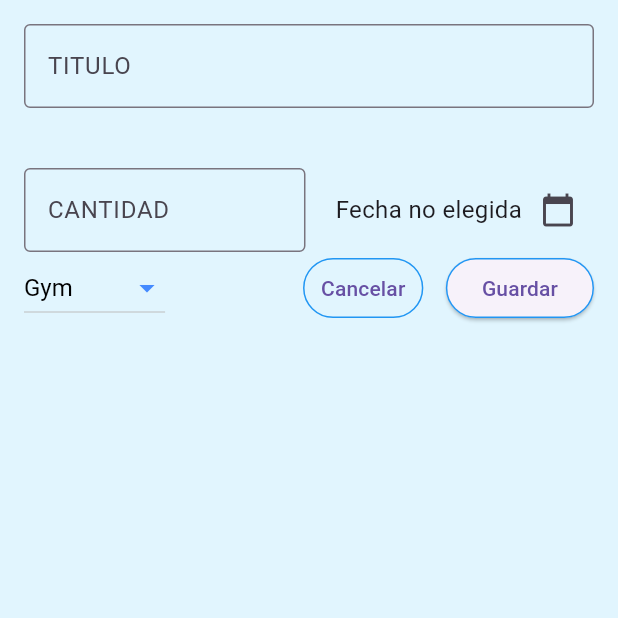
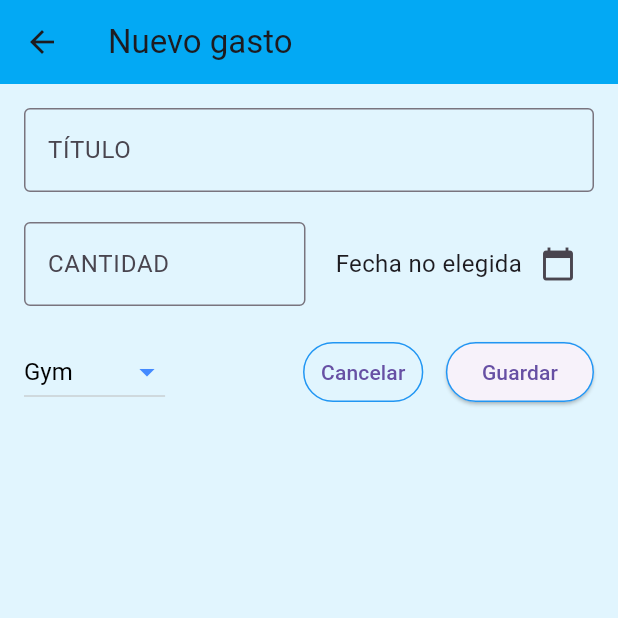
Before and after one commit to May-ecr/superSuperGeniales, a Flutter app: the screen it shows after launch, after a tap on the "add" icon, on a phone screen of 412 x 824 dp, the top half of it. Run offline on Flutter 3.47's test engine with Material 3 defaults, Android fonts, the phone set to English and light mode, and no system bars; our stand-ins replace fl_chart; Roboto replaces fonts that are missing (Poppins).

Commit message:
Detalles Finales

```diff
--- a/proyectofinal/lib/cuestionario.dart
+++ b/proyectofinal/lib/cuestionario.dart
@@ -3,36 +3,41 @@ import 'dart:ui';
 import 'package:flutter/material.dart';
 import 'models/modelo_gastos.dart';
 
-//crea una pantalla que va a cambiar cuando se presione un boton, es crear un lienzo en blanco
 class Cuestionario extends StatefulWidget{
-  const Cuestionario({super.key});
+  final Gasto? gastoAEditar; // Para saber si estamos editando
+  final int? index; // Opcional, por si necesitas el índice
 
-//se crea para tener datos que pueden cambiar
+  const Cuestionario({super.key, this.gastoAEditar, this.index});
+
   @override
   State<Cuestionario> createState() {
     return _CuestionarioState();
   }
 }
 
-//se crea para guardar todos los datos del cuestionario
 class _CuestionarioState extends State<Cuestionario>{
-
-//dentro de aqui van todas las cosas que se van a ver en pantalla
-//botones cajas de texto y mas
   final TextEditingController _tituloControlador = TextEditingController();
   final TextEditingController _cantidadControlador = TextEditingController();
-//variablespara guardar lo que pone el usuario
 
   String _seleccionarCategoria = "Gym";
-
-// h  variable para guardar la fecha
   DateTime? _fechaSeleccionada;
 
-// h esto es para poder abrir el calendario
+  @override
+  void initState() {
+    super.initState();
+    // Si estamos editando, llenamos los campos con los datos existentes
+    if (widget.gastoAEditar != null) {
+      _tituloControlador.text = widget.gastoAEditar!.titulo;
+      _cantidadControlador.text = widget.gastoAEditar!.cantidad.toString();
+      _seleccionarCategoria = widget.gastoAEditar!.categoria;
+      _fechaSeleccionada = widget.gastoAEditar!.fecha;
+    }
+  }
+
   void _seleccionarFecha() async {
     final DateTime? picked = await showDatePicker(
       context: context,
-      initialDate: DateTime.now(),
+      initialDate: _fechaSeleccionada ?? DateTime.now(),
       firstDate: DateTime(2020),
       lastDate: DateTime(2035),
     );
@@ -43,62 +48,52 @@ void _seleccionarFecha() async {
     }
   }
 
-
   @override
   Widget build(BuildContext context) {
-    return Scaffold(//contenedor principal
+    return Scaffold(
       backgroundColor: Colors.lightBlue.shade50,
-//da el lugar para poner el contenido es como un marco
-        body: Padding(//es espacio alrededor
-          padding: EdgeInsets.all(16),//agrega 16 pixeles para todo los datos
-          child:
-          Column(//sirve para agregar cosas una debajo de otra de forma vertical
-          //AQUIIII O EN DONDE???
-            children: [//todos los elementos dentro de la columna se guardan en los children
-
-              TextField(//es la caja donde el usuario escribira
-
-
-
-
-                controller: _tituloControlador,//conectar las variables con los textfield
+      appBar: AppBar(
+        title: Text(widget.gastoAEditar == null ? "Nuevo gasto" : "Editar gasto"),
+        backgroundColor: Colors.lightBlue,
+      ),
+      body: Padding(
+        padding: const EdgeInsets.all(16),
+        child: Column(
+          children: [
+            TextField(
+              controller: _tituloControlador,
               textAlign: TextAlign.center,
               decoration: const InputDecoration(
-                labelText: 'TITULO',
+                labelText: 'TÍTULO',
                 border: OutlineInputBorder(),
               ),
             ),
-              SizedBox(height: 20), //sirve para separar un campo de otro
-
-            const SizedBox(height: 20,),
+            const SizedBox(height: 20),
 
             Row(
               children: [
-                Expanded(child:
-                TextField(
+                Expanded(
+                  child: TextField(
                     controller: _cantidadControlador,
                     textAlign: TextAlign.center,
                     decoration: const InputDecoration(
                       labelText: 'CANTIDAD',
                       border: OutlineInputBorder()
                     ),
-                keyboardType: TextInputType.number,//para teclado numerico
+                    keyboardType: TextInputType.number,
                   ),
                 ),
-              const SizedBox(width: 20,),
+                const SizedBox(width: 20),
 
-              //h fila para elegir la fecha
-              Row(// es como una caja para organizar los elementos
-              mainAxisAlignment: MainAxisAlignment.spaceBetween,//sirve para acomodar los elementos, tecnicamente dice manda todo lo que este aqui al final row es a la derecha
+                Row(
                   children: [
                     Text(
                       _fechaSeleccionada == null
-                ?"Fecha no elegida" : "${_fechaSeleccionada!.day}/${_fechaSeleccionada!.month}/${_fechaSeleccionada!.year}",
+                          ? "Fecha no elegida"
+                          : "${_fechaSeleccionada!.day}/${_fechaSeleccionada!.month}/${_fechaSeleccionada!.year}",
                       textAlign: TextAlign.center,
                       style: const TextStyle(fontSize: 16),
-
                     ),
-
                     IconButton(
                       icon: const Icon(Icons.calendar_today),
                       onPressed: _seleccionarFecha,
@@ -108,78 +103,71 @@ void _seleccionarFecha() async {
               ],
             ),
 
+            const SizedBox(height: 20),
+
             Row(
               mainAxisAlignment: MainAxisAlignment.spaceBetween,
               children: [
-              DropdownButton(//lista desplegable
-              value: _seleccionarCategoria, //usa la variable de arriba para que ya este una seleccionada
-              items: ['COMIDA', 'VIAJE', 'Gym', 'TRABAJO'].map((categoria) => DropdownMenuItem(value: categoria,//opciones de la lista, el map lo convierte en un elemento del menu
+                DropdownButton(
+                  value: _seleccionarCategoria,
+                  items: ['COMIDA', 'VIAJE', 'Gym', 'TRABAJO'].map((categoria) =>
+                    DropdownMenuItem(
+                      value: categoria,
                       child: Text(categoria)
-              ))
-              .toList(),//convierte todo en una lista
-              onChanged: (nuevaCategoria){//guarda lo que selecciona el usuario
-                setState(() {//sirve para actualizar la pantalla
+                    )
+                  ).toList(),
+                  onChanged: (nuevaCategoria){
+                    setState(() {
                       _seleccionarCategoria = nuevaCategoria!;
                     });
-              } ,
-              dropdownColor: Colors.lightBlue.shade50, //fonfo
-                icon: const Icon(Icons.arrow_drop_down, color: Colors.blueAccent), //
+                  },
+                  dropdownColor: Colors.lightBlue.shade50,
+                  icon: const Icon(Icons.arrow_drop_down, color: Colors.blueAccent),
                   style: const TextStyle(
-                  fontFamily: 'Poppins', // tipografía distinta
+                    fontFamily: 'Poppins',
                     fontSize: 16,
                     color: Colors.black,
                   ),
-
-
                 ),
 
-              Row(children: [
-                TextButton(onPressed: (){Navigator.pop(context);
-                },
+                Row(
+                  children: [
+                    TextButton(
+                      onPressed: (){Navigator.pop(context);},
                       style: TextButton.styleFrom(
-                side: const BorderSide(color: Colors.blue, width: 1), // borde azul
+                        side: const BorderSide(color: Colors.blue, width: 1),
                       ),
                       child: const Text("Cancelar"),
                     ),
-                const SizedBox(width: 15,),//sirve de separador
-                //h
-              ElevatedButton(//boton normal
+                    const SizedBox(width: 15),
+
+                    ElevatedButton(
                       onPressed: () {
                         final titulo = _tituloControlador.text;
                         final cantidad = double.tryParse(_cantidadControlador.text) ?? 0.0;
-                  //hle agreggamos la fehca
                         final fecha = _fechaSeleccionada ?? DateTime.now();
-                                  //  h ahora tiene la fecha en el texto final
+
                         final nuevoGasto = Gasto(
                           titulo: titulo,
                           cantidad: cantidad,
                           categoria: _seleccionarCategoria,
                           fecha: fecha,
+                        );
 
-                //  h ahora tiene la fecha en el texto final
-                  );
                         Navigator.pop(context, nuevoGasto);
-
-                //cierra la pantalla y muestra el texto
                       },
                       style: ElevatedButton.styleFrom(
                         side: const BorderSide(color: Colors.blue, width: 1),
-
                       ),
-
-              child: Text("Guardar"),
-
+                      child: Text(widget.gastoAEditar == null ? "Guardar" : "Actualizar"),
                     ),
-
-              ],)
+                  ],
+                )
               ],
             ),
-
-
           ],
         )
       ),
-
     );
   }
 }
--- a/proyectofinal/lib/models/modelo_gastos.dart
+++ b/proyectofinal/lib/models/modelo_gastos.dart
@@ -1,18 +1,15 @@
-class Gasto {//datos que debe llevar un gasto
+class Gasto {
   final String titulo;
   final double cantidad;
   final String categoria;
   final DateTime fecha;
+  final String id; // Opcional, para identificar gastos únicos
 
-  Gasto({//indicamos que todos los campos deben estar llenos
+  Gasto({
     required this.titulo,
     required this.cantidad,
     required this.categoria,
     required this.fecha,
-  });
-
-  //formato para mostrar los datos
-  String toDisplayString() {
-    return "$titulo - \$${cantidad.toStringAsFixed(2)} - ${fecha.day}/${fecha.month}/${fecha.year}";
-  }
+    String? id,
+  }) : id = id ?? DateTime.now().toString(); // ID único si no se proporciona
 }
--- a/proyectofinal/lib/pantalla_principal.dart
+++ b/proyectofinal/lib/pantalla_principal.dart
@@ -8,38 +8,19 @@ class pantallaPrincipal extends StatefulWidget{
 
   @override
   State<pantallaPrincipal> createState(){
-  return  _pantallaPrincipalState();
-  //  el StatefulWidget es una cosa que tiene dos partes, el estado y un
-  //  widget(no entiendo que es el widget jaja) entonces en el estado
-  //  es donde se ponen o donde van las cosas que cambian
+    return _pantallaPrincipalState();
   }
 }
 
-
-
-//fin hann
-
-
 class _pantallaPrincipalState extends State<pantallaPrincipal>{
-  //esta clase guarda todo lo que puede cambiar en nuestra bella pantalla
-  //final List<Gasto> _gastos = [];//para guardar los gastos, el _ significa que es privada la variable
-
   final List<Gasto> _gastos = [];
 
   @override
   Widget build(BuildContext context) {
-    // el método build es lit construir, flutter ejecuta lo que pongamos
-    //aquí cada vez que la pantalla se actualice o refresque como cuando
-    //agreguemos un gasto se tiene que volver a construir para mostrar el
-    //nuevo gasto
     return Scaffold(
-    backgroundColor: Colors.blue.shade100,//este es como una estructura para que la pantalla
-    //se vea linda, me imagino como el body en web
-    //dentro de aqui podemos poner los demas elementos que iran en nuestra bella pantalla
-    appBar: AppBar(//appBar es como un espacio para una barra en la parte
-    //de arriba de la pantalla
+      backgroundColor: Colors.blue.shade100,
+      appBar: AppBar(
         title: Text("Mis gastos",
-
           style: const TextStyle(
             fontSize: 26,
             fontWeight: FontWeight.bold,
@@ -49,39 +30,31 @@ class _pantallaPrincipalState extends State<pantallaPrincipal>{
                 offset: Offset(2, 2),
                 blurRadius: 4,
                 color: Colors.black26,
-
               )
             ]
-      ) ,
+          ),
         ),
         centerTitle: true,
         backgroundColor: Colors.deepPurple.shade200,
-      actions: [//botoncito para ver la grafica
+        actions: [
           IconButton(
             icon: const Icon(Icons.pie_chart),
             onPressed: _mostrarGrafica,
           ),
         ],
       ),
-    body: _gastos.isEmpty ? const Center(//este es como el contenido principal de nuestra pantalla
-      //y con center, centrará todo lo que esté adentro
-      //child: Text ("aqui irá todo el merequetengue"),
-      // el child es como un bebé, o sea por ejemplo el body es una caja
-      // que es el papá, entonces child es una caja bebé dentro de la caja pantallaPrincipal
-      // y cuando es child es pq en esta cajita solo habr´ra un elemento y
-      // cuando es children es que en esa caja puede haber más elementos que solo 1
+      body: _gastos.isEmpty ? const Center(
         child: Text("No hay gastos."),
       )
-    : ListView.builder(//crea una lista automatica
-      itemCount: _gastos.length,//cuenta los elemetos
-      itemBuilder: (context,index){//se ejecuta una vez por elemento
+      : ListView.builder(
+          itemCount: _gastos.length,
+          itemBuilder: (context, index){
             final gasto = _gastos[index];
-        return Card(//pone la lista linda
+            return Card(
               margin: const EdgeInsets.symmetric(vertical: 4, horizontal: 16),
               elevation: 2,
-
               child: ListTile(
-        leading: Text( // agregamos iconos
+                leading: Text(
                   _getEmojiForCategory(gasto.categoria),
                   style: const TextStyle(fontSize: 24),
                 ),
@@ -89,47 +62,101 @@ class _pantallaPrincipalState extends State<pantallaPrincipal>{
                 subtitle: Text(
                   "${gasto.categoria}, ${gasto.fecha.day}/${gasto.fecha.month}/${gasto.fecha.year}",
                 ),
-        trailing: Text(
+                trailing: Row(
+                  mainAxisSize: MainAxisSize.min,
+                  children: [
+                    Text(
                       "\$${gasto.cantidad.toStringAsFixed(2)}",
-
+                      style: const TextStyle(fontWeight: FontWeight.bold),
+                    ),
+                    const SizedBox(width: 8),
+                    // Botón de editar
+                    IconButton(
+                      icon: const Icon(Icons.edit, color: Colors.blue, size: 20),
+                      onPressed: () => _editarGasto(gasto, index),
+                    ),
+                    // Botón de eliminar
+                    IconButton(
+                      icon: const Icon(Icons.delete, color: Colors.red, size: 20),
+                      onPressed: () => _eliminarGasto(index),
+                    ),
+                  ],
                 ),
               ),
             );
           },
         ),
-
       floatingActionButton: FloatingActionButton(
-      // floatingActionButton es un bontoncito flotante y redondito
-      onPressed: () async {//aqui ponemos lo que pasa cuando lo presionamos
-        // Navigator.of(context).push(//aqui ya le decimos al boton lo que queremos que haga
-        // //que sería cambiar a la pantalla del fomulario
-        //   MaterialPageRoute(
-        //     builder: (context) => const Cuestionario(),
-        //     ),
-        // );async es que espera un valor
+        onPressed: () async {
           final nuevoGasto = await Navigator.of(context).push(
             MaterialPageRoute(builder: (context) => const Cuestionario()),
           );
 
-        if (nuevoGasto != null){
           if (nuevoGasto != null && nuevoGasto is Gasto){
             _agregarGasto(nuevoGasto);
           }
-        }
         },
-
-      child: const Icon(Icons.add),//con icons icon.add le decimos q adentro
-      //del boton ira el icono +
+        child: const Icon(Icons.add),
       ),
     );
   }
 
-  void _agregarGasto(Gasto nuevoGasto) {//para que la pantalla se reconstruya
-  //para que la pantalla se reconstruya
-  //cada vex que agreguemos algo nuevo
-    setState((){
-      _gastos.add(nuevoGasto);//agrega los gastos
+  void _agregarGasto(Gasto nuevoGasto) {
+    setState(() {
+      _gastos.add(nuevoGasto);
+      _ordenarGastosPorFecha();
     });
+  }
+
+  void _editarGasto(Gasto gastoExistente, int index) async {
+    final gastoEditado = await Navigator.of(context).push(
+      MaterialPageRoute(
+        builder: (context) => Cuestionario(
+          gastoAEditar: gastoExistente,
+          index: index,
+        ),
+      ),
+    );
+
+    if (gastoEditado != null && gastoEditado is Gasto) {
+      setState(() {
+        _gastos[index] = gastoEditado;
+        _ordenarGastosPorFecha();
+      });
+    }
+  }
+
+  void _eliminarGasto(int index) {
+    showDialog(
+      context: context,
+      builder: (BuildContext context) {
+        return AlertDialog(
+          title: const Text("Eliminar gasto"),
+          content: const Text("¿Estás seguro de que quieres eliminar este gasto?"),
+          actions: [
+            TextButton(
+              onPressed: () => Navigator.pop(context),
+              child: const Text("Cancelar"),
+            ),
+            TextButton(
+              onPressed: () {
+                setState(() {
+                  _gastos.removeAt(index);
+                });
+                Navigator.pop(context);
+              },
+              style: TextButton.styleFrom(foregroundColor: Colors.red),
+              child: const Text("Eliminar"),
+            ),
+          ],
+        );
+      },
+    );
+  }
+
+  void _ordenarGastosPorFecha() {
+    _gastos.sort((a, b) => b.fecha.compareTo(a.fecha)); // Más recientes primero
+    // Si quieres los más antiguos primero, usa a.fecha.compareTo(b.fecha)
   }
 
   void _mostrarGrafica(){
@@ -137,7 +164,6 @@ class _pantallaPrincipalState extends State<pantallaPrincipal>{
       MaterialPageRoute(
         builder: (context) => PantallaGrafica(gastos: _gastos),
       ),
-
     );
   }
 }
```
Lines whose indentation alone changed are shown as unchanged.
